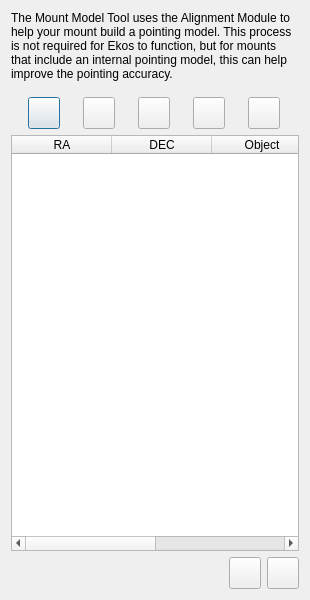
Qt form kstars/ekos/align/mountmodel.ui (KDE/kstars) before a commit.
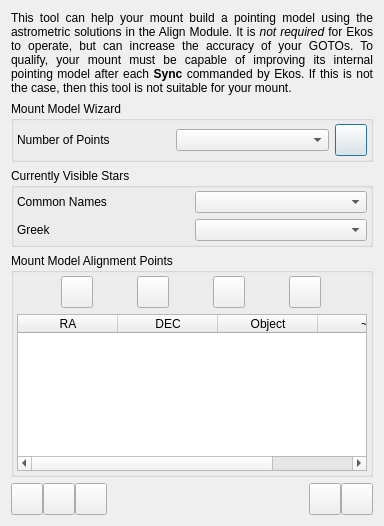
The same form after that commit.

Commit message: + Many fixes for graphics + Added wizard to generate alignment points + Save/Load alignment list points + Tooltips

```diff
--- a/kstars/ekos/align/mountmodel.ui
+++ b/kstars/ekos/align/mountmodel.ui
@@ -6,8 +6,8 @@
    <rect>
     <x>0</x>
     <y>0</y>
-    <width>310</width>
-    <height>600</height>
+    <width>384</width>
+    <height>526</height>
    </rect>
   </property>
   <property name="windowTitle">
@@ -17,7 +17,10 @@
    <item>
     <widget class="QLabel" name="label">
      <property name="text">
-      <string>&lt;html&gt;&lt;head/&gt;&lt;body&gt;&lt;p&gt;The Mount Model Tool uses the Alignment Module to help your mount build a pointing model.  This process is not required for Ekos to function, but for mounts that include an internal pointing model, this can help improve the pointing accuracy.&lt;/p&gt;&lt;/body&gt;&lt;/html&gt;</string>
+      <string>&lt;html&gt;&lt;head/&gt;&lt;body&gt;&lt;p&gt;This tool can help your mount build a pointing model using the astrometric solutions in the Align Module. It is &lt;i&gt;not required&lt;/i&gt; for Ekos to operate, but can increase the accuracy of your GOTOs. To qualify, your mount must be capable of improving its internal pointing model after each &lt;b&gt;Sync&lt;/b&gt;  commanded by Ekos. If this is not the case, then this tool is not suitable for your mount.&lt;/p&gt;&lt;/body&gt;&lt;/html&gt;</string>
+     </property>
+     <property name="alignment">
+      <set>Qt::AlignJustify|Qt::AlignVCenter</set>
      </property>
      <property name="wordWrap">
       <bool>true</bool>
@@ -25,9 +28,157 @@
     </widget>
    </item>
    <item>
+    <widget class="QGroupBox" name="groupBox_2">
+     <property name="title">
+      <string>Mount Model Wizard</string>
+     </property>
+     <layout class="QVBoxLayout" name="verticalLayout_3">
+      <property name="leftMargin">
+       <number>3</number>
+      </property>
+      <property name="topMargin">
+       <number>3</number>
+      </property>
+      <property name="rightMargin">
+       <number>3</number>
+      </property>
+      <property name="bottomMargin">
+       <number>3</number>
+      </property>
+      <item>
+       <layout class="QHBoxLayout" name="horizontalLayout_3">
+        <property name="topMargin">
+         <number>0</number>
+        </property>
+        <item>
+         <widget class="QLabel" name="label_2">
+          <property name="text">
+           <string>Number of Points</string>
+          </property>
+         </widget>
+        </item>
+        <item>
+         <widget class="QComboBox" name="alignPtNum">
+          <property name="toolTip">
+           <string>&lt;html&gt;&lt;head/&gt;&lt;body&gt;&lt;p&gt;This is the number of alignment points that the wizard will add to the table.&lt;/p&gt;&lt;/body&gt;&lt;/html&gt;</string>
+          </property>
+         </widget>
+        </item>
+        <item>
+         <widget class="QPushButton" name="wizardAlignB">
+          <property name="minimumSize">
+           <size>
+            <width>32</width>
+            <height>32</height>
+           </size>
+          </property>
+          <property name="maximumSize">
+           <size>
+            <width>32</width>
+            <height>32</height>
+           </size>
+          </property>
+          <property name="toolTip">
+           <string>&lt;html&gt;&lt;head/&gt;&lt;body&gt;&lt;p&gt;This button will automatically generate the specified number of alignment points in the table below.  They will be equally spread across the sky from 30 degrees above the horizon in the west to 30 degrees above the horizon in the east.&lt;/p&gt;&lt;/body&gt;&lt;/html&gt;</string>
+          </property>
+          <property name="text">
+           <string/>
+          </property>
+         </widget>
+        </item>
+       </layout>
+      </item>
+     </layout>
+    </widget>
+   </item>
+   <item>
+    <widget class="QGroupBox" name="groupBox_3">
+     <property name="title">
+      <string>Currently Visible Stars</string>
+     </property>
+     <layout class="QVBoxLayout" name="verticalLayout_4">
+      <property name="leftMargin">
+       <number>3</number>
+      </property>
+      <property name="topMargin">
+       <number>3</number>
+      </property>
+      <property name="rightMargin">
+       <number>3</number>
+      </property>
+      <property name="bottomMargin">
+       <number>3</number>
+      </property>
+      <item>
+       <layout class="QHBoxLayout" name="horizontalLayout_4">
+        <property name="topMargin">
+         <number>0</number>
+        </property>
+        <item>
+         <widget class="QLabel" name="label_4">
+          <property name="text">
+           <string>Common Names</string>
+          </property>
+         </widget>
+        </item>
+        <item>
+         <widget class="QComboBox" name="starListBox">
+          <property name="toolTip">
+           <string>&lt;html&gt;&lt;head/&gt;&lt;body&gt;&lt;p&gt;These are the common names for the named stars that are currently up at your location.  If you select a star, it wil be added to the table below.&lt;/p&gt;&lt;/body&gt;&lt;/html&gt;</string>
+          </property>
+         </widget>
+        </item>
+       </layout>
+      </item>
+      <item>
+       <layout class="QHBoxLayout" name="horizontalLayout_5">
+        <property name="topMargin">
+         <number>0</number>
+        </property>
+        <item>
+         <widget class="QLabel" name="label_5">
+          <property name="text">
+           <string>Greek</string>
+          </property>
+         </widget>
+        </item>
+        <item>
+         <widget class="QComboBox" name="greekStarListBox">
+          <property name="toolTip">
+           <string>&lt;html&gt;&lt;head/&gt;&lt;body&gt;&lt;p&gt;These are the greek names for the brighter stars that are currently up at your location.  If you select a star, it wil be added to the table below.&lt;/p&gt;&lt;/body&gt;&lt;/html&gt;</string>
+          </property>
+         </widget>
+        </item>
+       </layout>
+      </item>
+     </layout>
+    </widget>
+   </item>
+   <item>
+    <widget class="QGroupBox" name="groupBox">
+     <property name="title">
+      <string>Mount Model Alignment Points</string>
+     </property>
+     <layout class="QVBoxLayout" name="verticalLayout_2">
+      <property name="leftMargin">
+       <number>3</number>
+      </property>
+      <property name="topMargin">
+       <number>3</number>
+      </property>
+      <property name="rightMargin">
+       <number>3</number>
+      </property>
+      <property name="bottomMargin">
+       <number>3</number>
+      </property>
+      <item>
     <layout class="QHBoxLayout" name="horizontalLayout_2">
+        <property name="spacing">
+         <number>0</number>
+        </property>
      <property name="topMargin">
-      <number>10</number>
+         <number>0</number>
      </property>
      <item>
       <widget class="QPushButton" name="clearAllAlignB">
@@ -100,24 +251,8 @@
          <height>32</height>
         </size>
        </property>
-       <property name="text">
-        <string/>
-       </property>
-      </widget>
-     </item>
-     <item>
-      <widget class="QPushButton" name="wizardAlignB">
-       <property name="minimumSize">
-        <size>
-         <width>32</width>
-         <height>32</height>
-        </size>
-       </property>
-       <property name="maximumSize">
-        <size>
-         <width>32</width>
-         <height>32</height>
-        </size>
+          <property name="toolTip">
+           <string>&lt;html&gt;&lt;head/&gt;&lt;body&gt;&lt;p&gt;Open the Find Object dialog so that you can select an object to get an RA and DEC automatically that you would like the telescope to slew to when doing the mount model routine.&lt;/p&gt;&lt;/body&gt;&lt;/html&gt;</string>
        </property>
        <property name="text">
         <string/>
@@ -162,8 +297,80 @@
      </column>
     </widget>
    </item>
+     </layout>
+    </widget>
+   </item>
    <item>
     <layout class="QHBoxLayout" name="horizontalLayout">
+     <property name="spacing">
+      <number>0</number>
+     </property>
+     <item>
+      <widget class="QPushButton" name="loadAlignB">
+       <property name="minimumSize">
+        <size>
+         <width>32</width>
+         <height>32</height>
+        </size>
+       </property>
+       <property name="maximumSize">
+        <size>
+         <width>32</width>
+         <height>32</height>
+        </size>
+       </property>
+       <property name="toolTip">
+        <string>&lt;html&gt;&lt;head/&gt;&lt;body&gt;&lt;p&gt;Load a saved alignment point list so that you can run the same alignment you ran on a previous occasion.&lt;/p&gt;&lt;/body&gt;&lt;/html&gt;</string>
+       </property>
+       <property name="text">
+        <string/>
+       </property>
+      </widget>
+     </item>
+     <item>
+      <widget class="QPushButton" name="saveAsAlignB">
+       <property name="minimumSize">
+        <size>
+         <width>32</width>
+         <height>32</height>
+        </size>
+       </property>
+       <property name="maximumSize">
+        <size>
+         <width>32</width>
+         <height>32</height>
+        </size>
+       </property>
+       <property name="toolTip">
+        <string>&lt;html&gt;&lt;head/&gt;&lt;body&gt;&lt;p&gt;Save the alignment list so that you can run this alignment again in the future.&lt;/p&gt;&lt;/body&gt;&lt;/html&gt;</string>
+       </property>
+       <property name="text">
+        <string/>
+       </property>
+      </widget>
+     </item>
+     <item>
+      <widget class="QPushButton" name="saveAlignB">
+       <property name="minimumSize">
+        <size>
+         <width>32</width>
+         <height>32</height>
+        </size>
+       </property>
+       <property name="maximumSize">
+        <size>
+         <width>32</width>
+         <height>32</height>
+        </size>
+       </property>
+       <property name="toolTip">
+        <string>&lt;html&gt;&lt;head/&gt;&lt;body&gt;&lt;p&gt;Save the alignment list so that you can run this alignment again in the future.&lt;/p&gt;&lt;/body&gt;&lt;/html&gt;</string>
+       </property>
+       <property name="text">
+        <string/>
+       </property>
+      </widget>
+     </item>
      <item>
       <spacer name="horizontalSpacer">
        <property name="orientation">
```
Left out of the diff: 18 changed lines with no effect on the pictures. Lines whose indentation alone changed are shown as unchanged. The commit also changes 7 other files.
